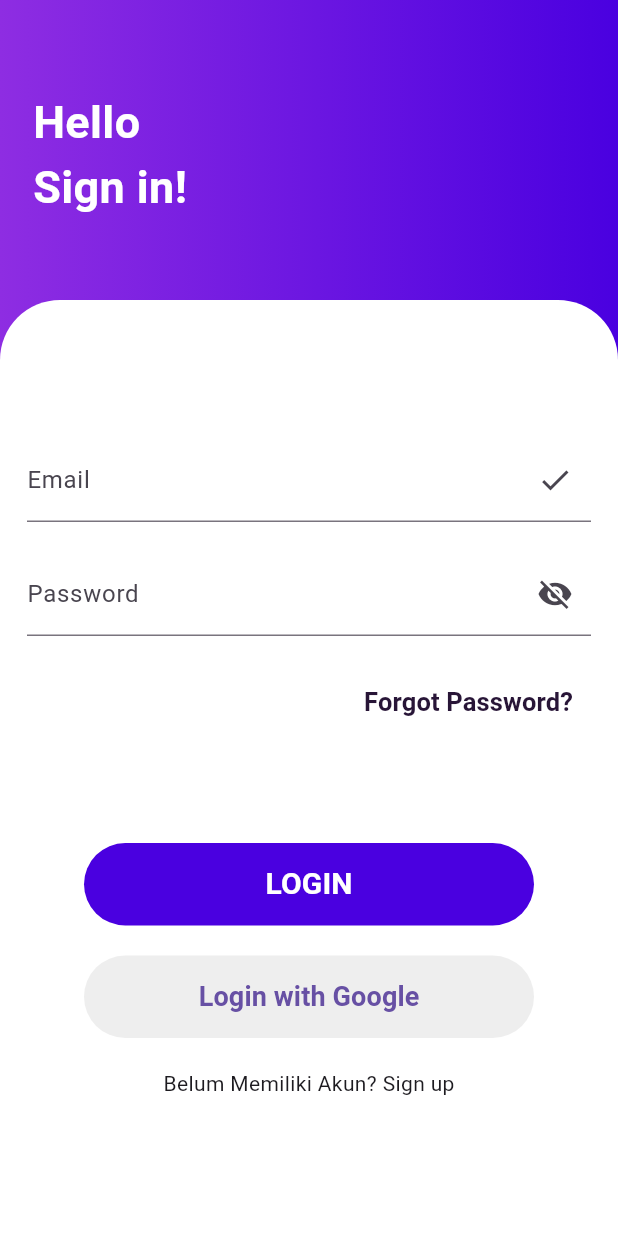
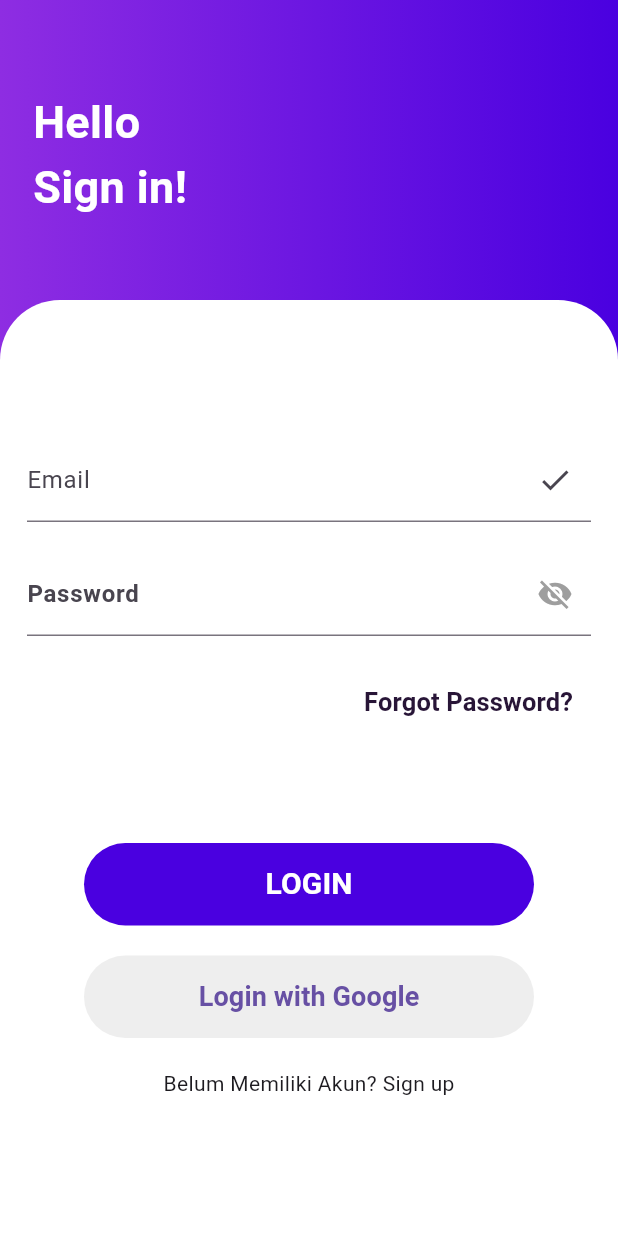
Before and after one commit to shofaniqurniaazmi/final, a Flutter app: the LoginPage screen opened by its route, on a phone screen of 412 x 824 dp. Run offline on Flutter 3.47's test engine with Material 3 defaults, Android fonts, the phone set to English and light mode, and no system bars; our stand-ins replace camera, cloud_firestore, convex_bottom_bar, firebase_auth, firebase_core, fl_chart and 6 more; accounts and stored records are empty.

Commit message:
fixing obsecure text

```diff
--- a/lib/presentation/pages/login_screen.dart
+++ b/lib/presentation/pages/login_screen.dart
@@ -18,6 +18,7 @@ class _LoginPageState extends State<LoginPage> {
   final TextEditingController _emailController = TextEditingController();
   final TextEditingController _passwordController = TextEditingController();
   final _formKey = GlobalKey<FormState>();
+  bool _obscurePassword = true;
   final AuthenticationService _firebaseAuthService = AuthenticationService();
 
   // Function to validate email format
@@ -151,12 +152,36 @@ class _LoginPageState extends State<LoginPage> {
                         validator: _validateEmail,
                       ),
                       const SizedBox(height: 20),
-                      FormContainerWidget(
+                      TextFormField(
                         controller: _passwordController,
-                        labelText: 'Password',
-                        hintText: 'Enter your password',
-                        isPasswordField: true,
-                        validator: _validatePassword,
+                        obscureText: _obscurePassword,
+                        decoration: InputDecoration(
+                          suffixIcon: IconButton(
+                            icon: Icon(
+                              _obscurePassword
+                                  ? Icons.visibility_off
+                                  : Icons.visibility,
+                              color: Colors.grey,
+                            ),
+                            onPressed: () {
+                              setState(() {
+                                _obscurePassword = !_obscurePassword;
+                              });
+                            },
+                          ),
+                          label: Text(
+                            'Password',
+                            style: TextStyle(
+                              fontWeight: FontWeight.bold,
+                            ),
+                          ),
+                        ),
+                        validator: (text) {
+                          if (text == null || text.isEmpty) {
+                            return 'Password is empty';
+                          }
+                          return null;
+                        },
                       ),
                       const SizedBox(height: 20),
                       Align(
```
